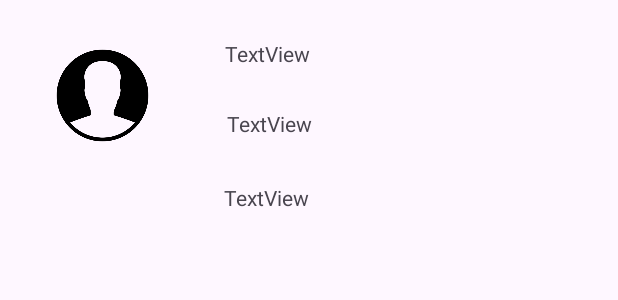
After one commit to Faith-Gisemba/Contact-App, an Android app: the layout contact_list_item.xml on its own in the app's theme, with its tools: preview values and no code run, on a phone screen of 412 x 824 dp. The commit adds this screen. Shown: the top 300 px of the screen. Run offline under Robolectric (Android 15) with nearby library versions, the phone set to English and light mode, and no system bars.

Commit message:
Added some changes to the contact APP

```diff
--- a/app/build.gradle
+++ b/app/build.gradle
@@ -30,7 +30,10 @@ android {
     kotlinOptions {
         jvmTarget = '1.8'
     }
+    buildFeatures{
+    viewBinding true}
 }
+
 
 dependencies {
 
--- /dev/null
+++ b/app/src/main/res/layout/contact_list_item.xml
@@ -0,0 +1,56 @@
+<?xml version="1.0" encoding="utf-8"?>
+<androidx.constraintlayout.widget.ConstraintLayout xmlns:android="http://schemas.android.com/apk/res/android"
+    xmlns:app="http://schemas.android.com/apk/res-auto"
+    xmlns:tools="http://schemas.android.com/tools"
+    android:layout_width="match_parent"
+    android:layout_height="wrap_content"
+    tools:context=".TweetAdapter">
+
+    <ImageView
+        android:id="@+id/ivContact"
+        android:layout_width="75dp"
+        android:layout_height="75dp"
+        android:layout_marginStart="14dp"
+        android:layout_marginTop="26dp"
+        android:layout_marginEnd="289dp"
+        android:src="@drawable/contact"
+        app:layout_constraintEnd_toEndOf="parent"
+        app:layout_constraintStart_toStartOf="parent"
+        app:layout_constraintTop_toTopOf="parent" />
+
+    <TextView
+        android:id="@+id/tvAllNames"
+        android:layout_width="wrap_content"
+        android:layout_height="wrap_content"
+        android:layout_marginStart="43dp"
+        android:layout_marginEnd="205dp"
+        android:text="TextView"
+        app:layout_constraintEnd_toEndOf="parent"
+        app:layout_constraintStart_toEndOf="@+id/ivContact"
+        app:layout_constraintTop_toTopOf="@+id/ivContact" />
+
+    <TextView
+        android:id="@+id/tvEmailAdress"
+        android:layout_width="wrap_content"
+        android:layout_height="wrap_content"
+        android:layout_marginStart="44dp"
+        android:layout_marginTop="27dp"
+        android:layout_marginEnd="203dp"
+        android:text="TextView"
+        app:layout_constraintEnd_toEndOf="parent"
+        app:layout_constraintStart_toEndOf="@+id/ivContact"
+        app:layout_constraintTop_toBottomOf="@+id/tvAllNames" />
+
+    <TextView
+        android:id="@+id/tvPhoneNumber"
+        android:layout_width="wrap_content"
+        android:layout_height="wrap_content"
+        android:layout_marginStart="148dp"
+        android:layout_marginTop="30dp"
+        android:layout_marginEnd="205dp"
+        android:text="TextView"
+        app:layout_constraintEnd_toEndOf="parent"
+        app:layout_constraintStart_toStartOf="parent"
+        app:layout_constraintTop_toBottomOf="@+id/tvEmailAdress" />
+
+</androidx.constraintlayout.widget.ConstraintLayout>
```
Also changed, not shown: app/src/main/java/com/giseys/tweet_clone/MainActivity.kt (+23 -1 lines), app/src/main/java/com/giseys/tweet_clone/TweetAdapter.kt (+25 -2 lines), app/src/main/java/com/giseys/tweet_clone/TweetData.kt (+3 -7 lines), app/src/main/res/layout/activity_tweet_adapterr.xml (deleted, +0 -16 lines), app/src/main/res/drawable/contact.png (added), app/src/main/res/drawable/fai-PhotoRoom.png (deleted), app/src/main/res/drawable/fai.png (deleted).
